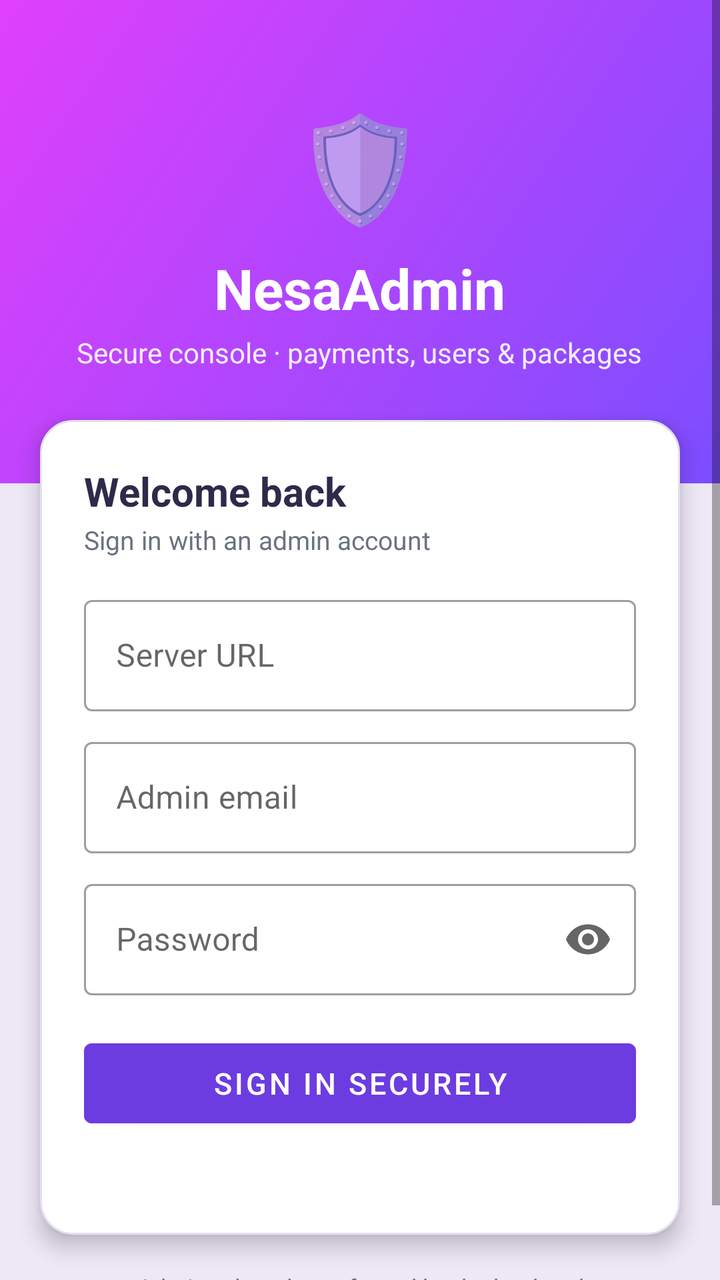
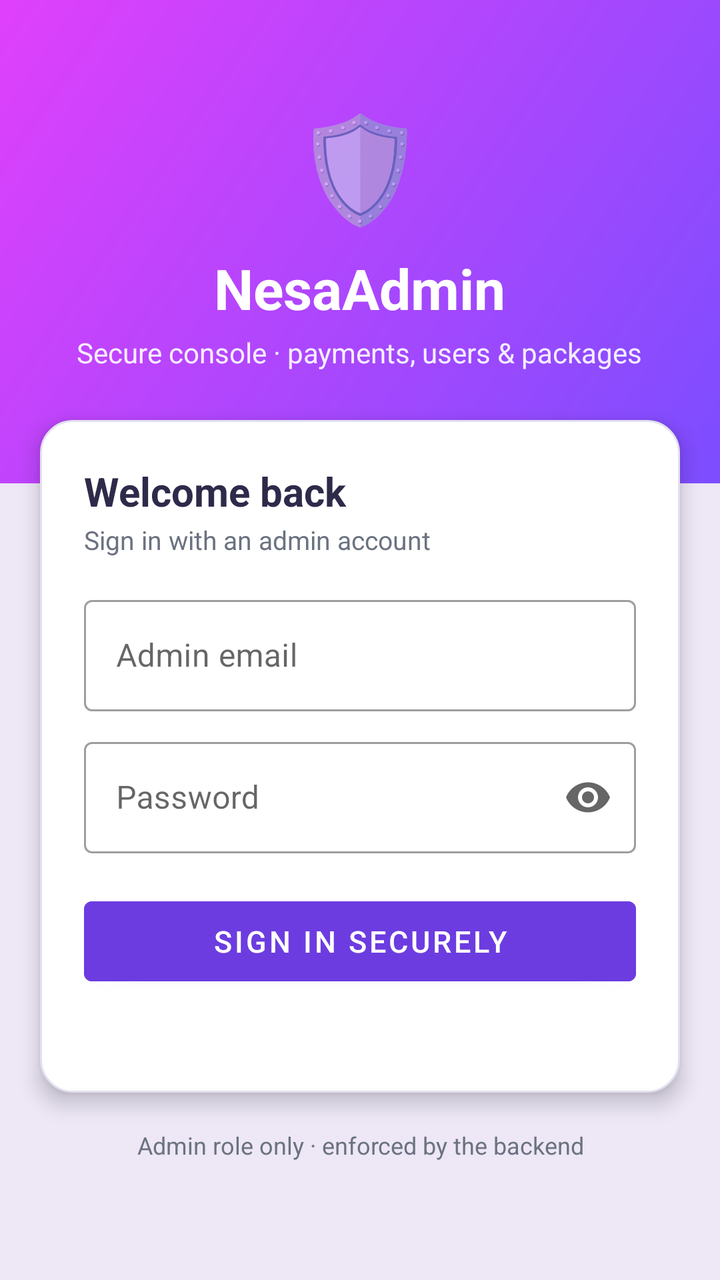

The first picture is an Android layout as it rendered before a commit; the second is the same layout after the commit. The layout source and the unified diff follow.
<!-- AndroidManifest.xml: application theme Theme.OTPFetch -->
<!-- res/layout/activity_admin_auth.xml -->
<?xml version="1.0" encoding="utf-8"?>
<ScrollView xmlns:android="http://schemas.android.com/apk/res/android"
    xmlns:app="http://schemas.android.com/apk/res-auto"
    android:layout_width="match_parent"
    android:layout_height="match_parent"
    android:background="@color/screen_bg"
    android:fillViewport="true">

    <LinearLayout
        android:layout_width="match_parent"
        android:layout_height="wrap_content"
        android:orientation="vertical">

        
        <LinearLayout
            android:layout_width="match_parent"
            android:layout_height="wrap_content"
            android:background="@drawable/bg_header_gradient"
            android:gravity="center_horizontal"
            android:orientation="vertical"
            android:paddingTop="48dp"
            android:paddingBottom="56dp"
            android:paddingLeft="24dp"
            android:paddingRight="24dp">

            <TextView
                android:layout_width="wrap_content"
                android:layout_height="wrap_content"
                android:text="🛡️"
                android:textSize="52sp" />

            <TextView
                android:layout_width="wrap_content"
                android:layout_height="wrap_content"
                android:layout_marginTop="8dp"
                android:text="NesaAdmin"
                android:textColor="#FFFFFF"
                android:textSize="28sp"
                android:textStyle="bold" />

            <TextView
                android:layout_width="wrap_content"
                android:layout_height="wrap_content"
                android:layout_marginTop="4dp"
                android:gravity="center"
                android:text="Secure console · payments, users &amp; packages"
                android:textColor="#E6FFFFFF"
                android:textSize="14sp" />
        </LinearLayout>

        
        <LinearLayout
            android:layout_width="match_parent"
            android:layout_height="wrap_content"
            android:layout_marginLeft="20dp"
            android:layout_marginRight="20dp"
            android:layout_marginTop="-32dp"
            android:background="@drawable/bg_card"
            android:elevation="6dp"
            android:orientation="vertical"
            android:padding="22dp">

            <TextView
                android:layout_width="wrap_content"
                android:layout_height="wrap_content"
                android:text="Welcome back"
                android:textColor="@color/title_text"
                android:textSize="20sp"
                android:textStyle="bold" />

            <TextView
                android:layout_width="wrap_content"
                android:layout_height="wrap_content"
                android:layout_marginTop="2dp"
                android:layout_marginBottom="12dp"
                android:text="Sign in with an admin account"
                android:textColor="@color/muted_text"
                android:textSize="13sp" />

            <com.google.android.material.textfield.TextInputLayout
                android:layout_width="match_parent"
                android:layout_height="wrap_content"
                android:layout_marginTop="4dp"
                android:hint="Server URL"
                style="@style/Widget.MaterialComponents.TextInputLayout.OutlinedBox">

                <EditText
                    android:id="@+id/serverInput"
                    android:layout_width="match_parent"
                    android:layout_height="wrap_content"
                    android:inputType="textUri"
                    android:singleLine="true" />
            </com.google.android.material.textfield.TextInputLayout>

            <com.google.android.material.textfield.TextInputLayout
                android:layout_width="match_parent"
                android:layout_height="wrap_content"
                android:layout_marginTop="10dp"
                android:hint="Admin email"
                style="@style/Widget.MaterialComponents.TextInputLayout.OutlinedBox">

                <EditText
                    android:id="@+id/loginInput"
                    android:layout_width="match_parent"
                    android:layout_height="wrap_content"
                    android:inputType="textEmailAddress"
                    android:singleLine="true" />
            </com.google.android.material.textfield.TextInputLayout>

            <com.google.android.material.textfield.TextInputLayout
                android:layout_width="match_parent"
                android:layout_height="wrap_content"
                android:layout_marginTop="10dp"
                android:hint="Password"
                app:endIconMode="password_toggle"
                style="@style/Widget.MaterialComponents.TextInputLayout.OutlinedBox">

                <EditText
                    android:id="@+id/passInput"
                    android:layout_width="match_parent"
                    android:layout_height="wrap_content"
                    android:inputType="textPassword"
                    android:singleLine="true" />
            </com.google.android.material.textfield.TextInputLayout>

            <Button
                android:id="@+id/loginBtn"
                android:layout_width="match_parent"
                android:layout_height="wrap_content"
                android:layout_marginTop="18dp"
                android:backgroundTint="@color/btn_primary"
                android:minHeight="52dp"
                android:text="Sign in securely"
                android:textColor="#FFFFFF"
                android:textSize="15sp" />

            <TextView
                android:id="@+id/authHint"
                android:layout_width="match_parent"
                android:layout_height="wrap_content"
                android:layout_marginTop="10dp"
                android:gravity="center"
                android:textColor="@color/muted_text"
                android:textSize="13sp" />
        </LinearLayout>

        <TextView
            android:layout_width="wrap_content"
            android:layout_height="wrap_content"
            android:layout_gravity="center_horizontal"
            android:layout_marginTop="18dp"
            android:layout_marginBottom="28dp"
            android:gravity="center"
            android:text="Admin role only · enforced by the backend"
            android:textColor="@color/muted_text"
            android:textSize="12sp" />
    </LinearLayout>
</ScrollView>
<!-- resources referenced by this layout -->
<resources>
  <color name="btn_primary">#6C3CE0</color>
  <color name="muted_text">#6B7280</color>
  <color name="screen_bg">#EDE7F6</color>
  <color name="title_text">#2D2A4A</color>
  <!-- drawable bg_card (drawable) -->
  <?xml version="1.0" encoding="utf-8"?>
  <shape xmlns:android="http://schemas.android.com/apk/res/android"
      android:shape="rectangle">
      <solid android:color="@color/card_bg" />
      <corners android:radius="16dp" />
      <stroke android:width="1dp" android:color="@color/stroke" />
  </shape>
  <!-- drawable bg_header_gradient (drawable) -->
  <?xml version="1.0" encoding="utf-8"?>
  <shape xmlns:android="http://schemas.android.com/apk/res/android"
      android:shape="rectangle">
      <gradient
          android:startColor="@color/header_start"
          android:endColor="@color/header_end"
          android:angle="135" />
  </shape>
  <style name="Theme.OTPFetch" parent="Theme.MaterialComponents.DayNight.NoActionBar">
          <item name="colorPrimary">@color/accent_blue</item>
          <item name="colorPrimaryDark">@color/header_start</item>
          <item name="colorAccent">@color/accent_pink</item>
          <item name="android:statusBarColor">@color/header_start</item>
          <item name="android:windowBackground">@color/screen_bg</item>
      </style>
  <color name="card_bg">#FFFFFF</color>
  <color name="stroke">#E2E0F0</color>
  <color name="header_start">#7C4DFF</color>
  <color name="header_end">#E040FB</color>
  <color name="accent_blue">#6C3CE0</color>
  <color name="accent_pink">#E040FB</color>
</resources>

<!-- the commit's change to res/layout/activity_admin_auth.xml (unified diff, before → after) -->
@@ -81,21 +81,6 @@
                 android:layout_width="match_parent"
                 android:layout_height="wrap_content"
                 android:layout_marginTop="4dp"
-                android:hint="Server URL"
-                style="@style/Widget.MaterialComponents.TextInputLayout.OutlinedBox">
-
-                <EditText
-                    android:id="@+id/serverInput"
-                    android:layout_width="match_parent"
-                    android:layout_height="wrap_content"
-                    android:inputType="textUri"
-                    android:singleLine="true" />
-            </com.google.android.material.textfield.TextInputLayout>
-
-            <com.google.android.material.textfield.TextInputLayout
-                android:layout_width="match_parent"
-                android:layout_height="wrap_content"
-                android:layout_marginTop="10dp"
                 android:hint="Admin email"
                 style="@style/Widget.MaterialComponents.TextInputLayout.OutlinedBox">
 
